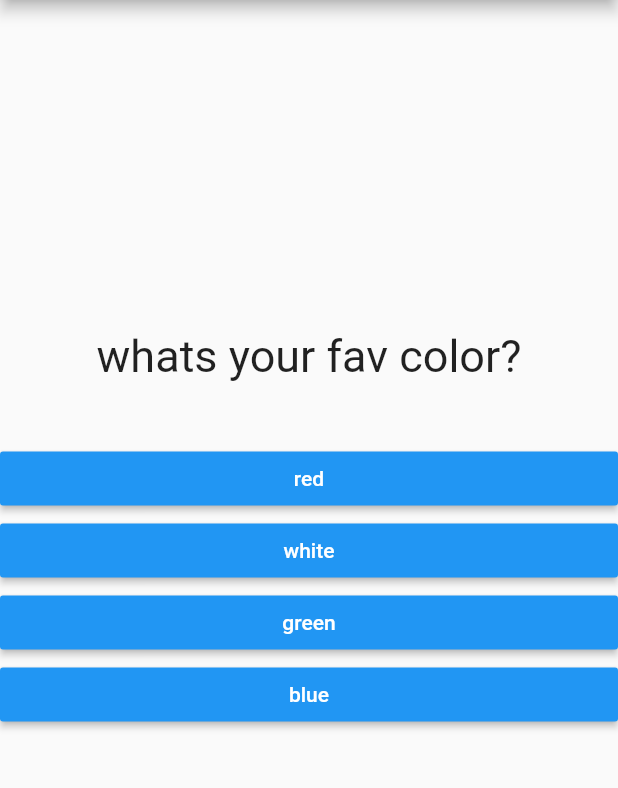
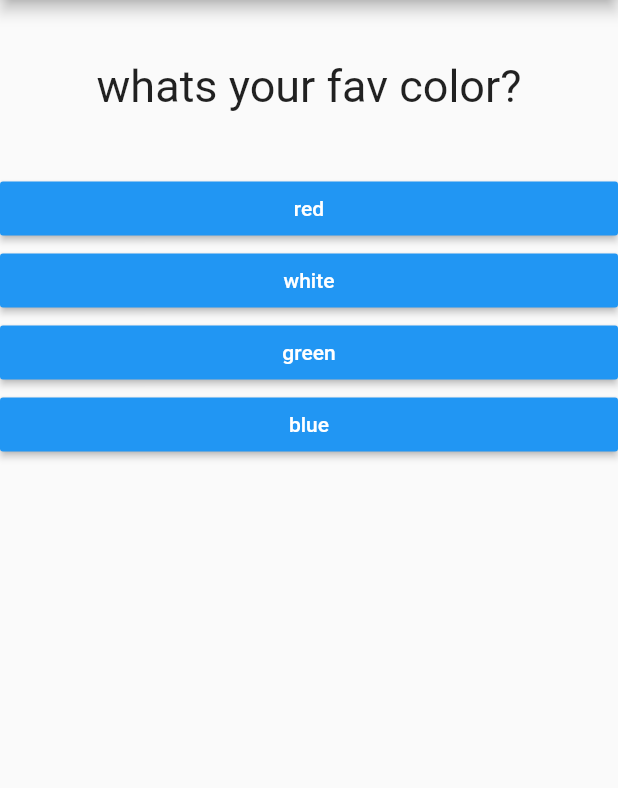
Before and after one commit to chavangorakh1999/FlutterPractise, a Flutter app: the screen it shows after launch, on a phone screen of 412 x 824 dp, the part 84-872 px from its top. Run offline on Flutter 3.47's test engine with Material 2 defaults, Android fonts, the phone set to English and light mode, and no system bars.

Commit message:
minor change

```diff
--- a/new_proj/lib/main.dart
+++ b/new_proj/lib/main.dart
@@ -1,7 +1,7 @@
 import 'package:flutter/material.dart';
 import 'package:new_proj/result.dart';
-import './questions.dart';
-import './answer.dart';
+// import './questions.dart';
+// import './answer.dart';
 import './quiz.dart';
 import './result.dart';
 // void main()
@@ -71,7 +71,7 @@ class MyAppState extends State<MyApp> {
           title: Text('FIRST APP'),
         ),
         body: Container(
-          margin: EdgeInsets.only(top: 180),
+          // margin: EdgeInsets.only(top: 180),
           child: _questionIndex < _questions.length
               ? Quiz(
                   questionIndex: _questionIndex,
```
Also changed, not shown: 2 other files.
